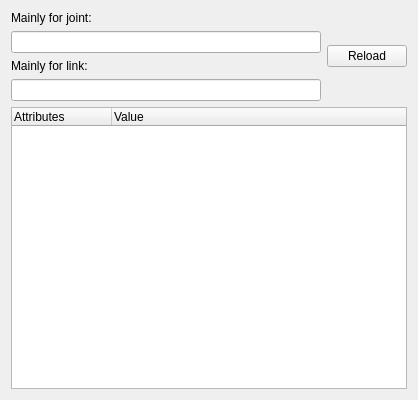
First picture: the form in core/synthesis/NumberAndTypeSynthesis/Permutations.ui, repository KmolYuan/Pyslvs-UI, before the edit.
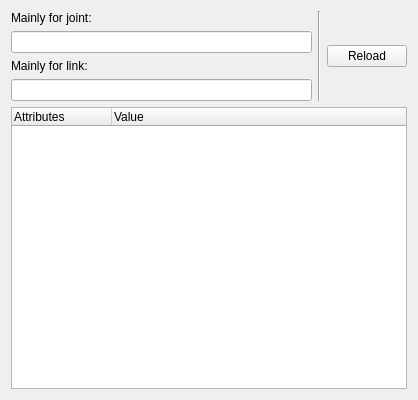
Second picture: the form after the edit. Icons and pictures are not drawn.

The edit to the form file:
```diff
--- a/core/synthesis/NumberAndTypeSynthesis/Permutations.ui
+++ b/core/synthesis/NumberAndTypeSynthesis/Permutations.ui
@@ -52,6 +52,13 @@
        </item>
       </layout>
      </item>
+     <item>
+      <widget class="Line" name="line">
+       <property name="orientation">
+        <enum>Qt::Vertical</enum>
+       </property>
+      </widget>
+     </item>
      <item>
       <widget class="QPushButton" name="ReloadMechanism">
        <property name="text">
```
